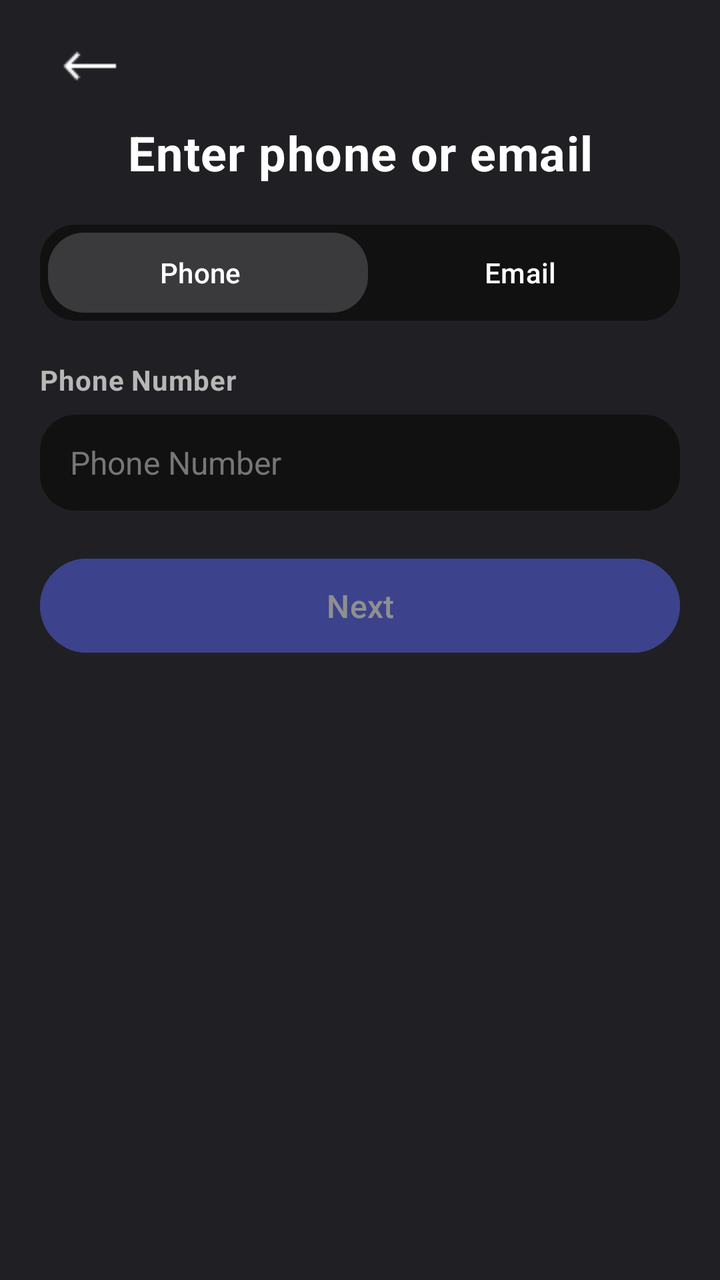
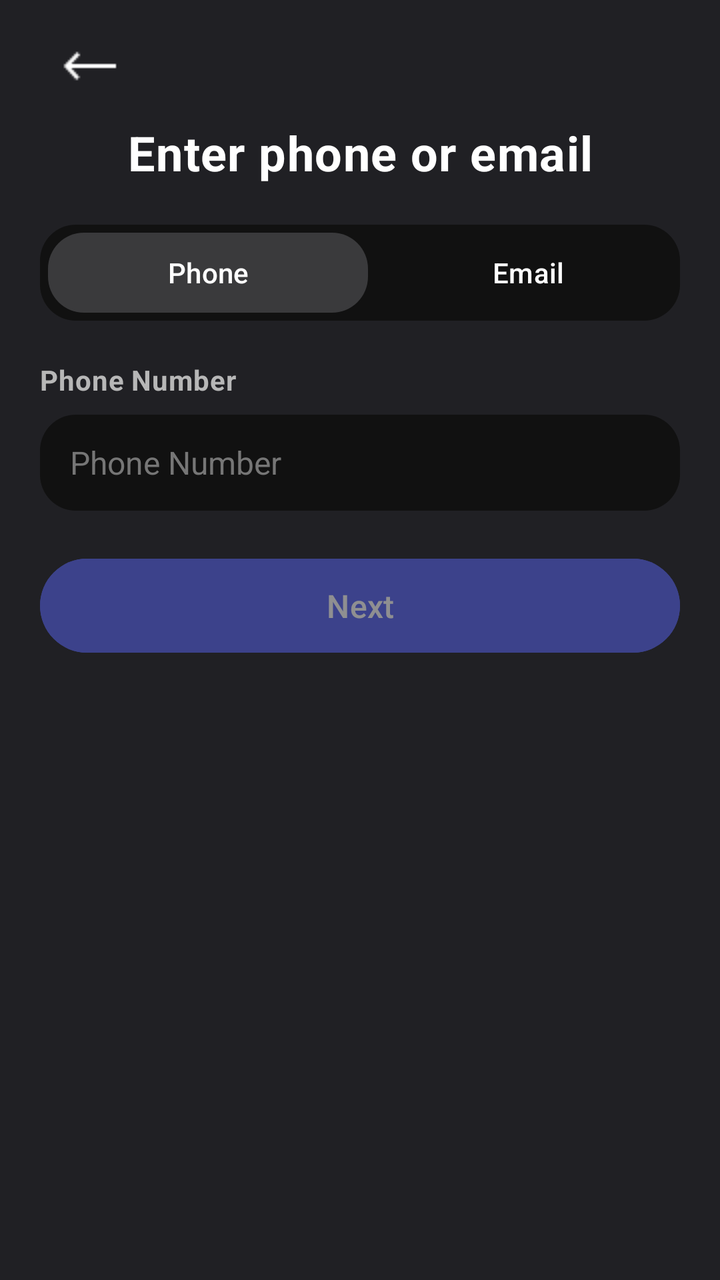

Two renders of the same Android screen: before a commit and after it. Below are the layout's source before the change and the commit's diff.
<!-- AndroidManifest.xml: application theme Theme.Doscord -->
<!-- res/layout/activity_register.xml -->
<?xml version="1.0" encoding="utf-8"?>
<androidx.constraintlayout.widget.ConstraintLayout xmlns:android="http://schemas.android.com/apk/res/android"
    xmlns:app="http://schemas.android.com/apk/res-auto"
    xmlns:tools="http://schemas.android.com/tools"
    android:id="@+id/main"
    android:layout_width="match_parent"
    android:layout_height="match_parent"
    android:background="@color/bgGray"
    tools:context=".activities.menu.RegisterActivity">

    <ImageButton
        android:id="@+id/regBackBtn"
        android:layout_width="48dp"
        android:layout_height="48dp"
        android:layout_marginStart="20dp"
        android:layout_marginTop="10dp"
        android:background="@android:color/transparent"
        android:contentDescription="@string/back"
        android:onClick="finish"
        app:layout_constraintStart_toStartOf="parent"
        app:layout_constraintTop_toTopOf="parent"
        app:srcCompat="@drawable/back" />

    <TextView
        android:id="@+id/regTitle"
        android:layout_width="wrap_content"
        android:layout_height="wrap_content"
        android:layout_marginTop="60dp"
        android:gravity="center"
        android:letterSpacing="0.02"
        android:text="@string/phoneOrMail"
        android:textColor="#FFFFFF"
        android:textSize="24sp"
        android:textStyle="bold"
        app:layout_constraintEnd_toEndOf="parent"
        app:layout_constraintStart_toStartOf="parent"
        app:layout_constraintTop_toTopOf="parent" />

    <FrameLayout
        android:id="@+id/regBar"
        android:layout_width="0dp"
        android:layout_height="48dp"
        android:layout_marginStart="20dp"
        android:layout_marginTop="20dp"
        android:layout_marginEnd="20dp"
        android:background="@drawable/input_background"
        android:clipChildren="false"
        android:clipToPadding="false"
        app:layout_constraintEnd_toEndOf="parent"
        app:layout_constraintStart_toStartOf="parent"
        app:layout_constraintTop_toBottomOf="@+id/regTitle">

        <View
            android:id="@+id/regSelector"
            android:layout_width="160dp"
            android:layout_height="match_parent"
            android:layout_gravity="start"
            android:layout_margin="4dp"
            android:background="@drawable/bg_gray_rounded" />

        <LinearLayout
            android:id="@+id/regBtnContainer"
            android:layout_width="match_parent"
            android:layout_height="match_parent"
            android:orientation="horizontal">

            <Button
                android:id="@+id/regPhoneBtn"
                android:layout_width="0dp"
                android:layout_height="match_parent"
                android:layout_weight="1"
                android:background="@android:color/transparent"
                android:gravity="center"
                android:text="@string/phone"
                android:textAllCaps="false"
                android:textColor="#FFFFFF" />

            <Button
                android:id="@+id/regEmailBtn"
                android:layout_width="0dp"
                android:layout_height="match_parent"
                android:layout_weight="1"
                android:background="@android:color/transparent"
                android:gravity="center"
                android:text="@string/email"
                android:textAllCaps="false"
                android:textColor="#FFFFFF" />

        </LinearLayout>
    </FrameLayout>

    <TextView
        android:id="@+id/regLabel"
        android:layout_width="200dp"
        android:layout_height="22dp"
        android:layout_marginStart="20dp"
        android:layout_marginTop="20dp"
        android:letterSpacing="0.02"
        android:text="@string/phone_number"
        android:textColor="#B7B7B7"
        android:textStyle="bold"
        app:layout_constraintStart_toStartOf="parent"
        app:layout_constraintTop_toBottomOf="@+id/regBar" />

    <EditText
        android:id="@+id/regIdentifierInput"
        android:layout_width="0dp"
        android:layout_height="48dp"
        android:layout_marginStart="20dp"
        android:layout_marginTop="5dp"
        android:layout_marginEnd="20dp"
        android:background="@drawable/input_background"
        android:ems="10"
        android:hint="@string/phone_number"
        android:inputType="phone"
        android:paddingLeft="15dp"
        android:paddingRight="15dp"
        android:textColor="#FFFFFF"
        android:textColorHint="#767676"
        android:textSize="16sp"
        app:layout_constraintEnd_toEndOf="parent"
        app:layout_constraintHorizontal_bias="1.0"
        app:layout_constraintStart_toStartOf="parent"
        app:layout_constraintTop_toBottomOf="@+id/regLabel"
        tools:ignore="TextFields" />

    <FrameLayout
        android:id="@+id/regNextContainer"
        android:layout_width="0dp"
        android:layout_height="55dp"
        android:layout_marginHorizontal="20dp"
        android:layout_marginStart="20dp"
        android:layout_marginTop="20dp"
        android:layout_marginEnd="20dp"
        app:layout_constraintEnd_toEndOf="parent"
        app:layout_constraintStart_toStartOf="parent"
        app:layout_constraintTop_toBottomOf="@+id/regIdentifierInput">

        <Button
            android:id="@+id/regNextBtn"
            android:layout_width="match_parent"
            android:layout_height="match_parent"
            android:alpha="0.5"
            android:backgroundTint="#5865f2"
            android:enabled="false"
            android:onClick="openRegDisplayActivity"
            android:text="@string/next"
            android:textAllCaps="false"
            android:textColor="@color/white"
            android:textSize="16sp" />

        <LinearLayout
            android:id="@+id/loadingDots"
            android:layout_width="wrap_content"
            android:layout_height="wrap_content"
            android:layout_gravity="center"
            android:visibility="gone">

            <View
                android:id="@+id/dot1"
                android:layout_width="8dp"
                android:layout_height="8dp"
                android:layout_margin="4dp"
                android:background="@drawable/dot_shape" />

            <View
                android:id="@+id/dot2"
                android:layout_width="8dp"
                android:layout_height="8dp"
                android:layout_margin="4dp"
                android:background="@drawable/dot_shape" />

            <View
                android:id="@+id/dot3"
                android:layout_width="8dp"
                android:layout_height="8dp"
                android:layout_margin="4dp"
                android:background="@drawable/dot_shape" />
        </LinearLayout>
    </FrameLayout>

    <TextView
        android:id="@+id/regWarning"
        android:layout_width="369dp"
        android:layout_height="wrap_content"
        android:layout_marginStart="20dp"
        android:layout_marginTop="7dp"
        android:layout_marginEnd="20dp"
        android:letterSpacing="0.02"
        android:text="Unable to register using phone number. Please register with an e-mail address."
        android:textColor="#D37070"
        android:textSize="12sp"
        android:textStyle="bold"
        android:visibility="invisible"
        app:layout_constraintEnd_toEndOf="parent"
        app:layout_constraintStart_toStartOf="parent"
        app:layout_constraintTop_toBottomOf="@+id/regNextContainer" />

</androidx.constraintlayout.widget.ConstraintLayout>
<!-- resources referenced by this layout -->
<resources>
  <color name="bgGray">#202024</color>
  <color name="white">#FFFFFFFF</color>
  <!-- drawable back: png bitmap (drawable, 256 bytes) -->
  <!-- drawable bg_gray_rounded (drawable) -->
  <?xml version="1.0" encoding="utf-8"?>
  <shape xmlns:android="http://schemas.android.com/apk/res/android">
      <solid android:color="#3A3A3C"/> 
  
      <corners android:radius="18dp"/>
  </shape>
  <!-- drawable dot_shape (drawable) -->
  <?xml version="1.0" encoding="utf-8"?>
  <shape xmlns:android="http://schemas.android.com/apk/res/android"
      android:shape="oval">
      <solid android:color="#fff" />
      <size android:width="8dp" android:height="8dp" />
  </shape>
  <!-- drawable input_background (drawable) -->
  <?xml version="1.0" encoding="utf-8"?>
  <shape xmlns:android="http://schemas.android.com/apk/res/android"
      android:shape="rectangle">
  
      
      <solid android:color="#111111" />
  
      
      <corners android:radius="18dp" />
  
  </shape>
  <string name="back">Back</string>
  <string name="email">Email</string>
  <string name="next">Next</string>
  <string name="phone">Phone</string>
  <string name="phoneOrMail">Enter phone or email</string>
  <string name="phone_number">Phone Number</string>
  <style name="Theme.Doscord" parent="Base.Theme.Doscord" />
  <style name="Base.Theme.Doscord" parent="Theme.Material3.DayNight.NoActionBar">
          
          
      </style>
</resources>

<!-- the commit's change to res/layout/activity_register.xml (unified diff, before → after) -->
@@ -8,6 +8,23 @@
     android:background="@color/bgGray"
     tools:context=".activities.menu.RegisterActivity">
 
+    <TextView
+        android:id="@+id/regServerWarning"
+        android:layout_width="0dp"
+        android:layout_height="wrap_content"
+        android:layout_marginStart="20dp"
+        android:layout_marginTop="7dp"
+        android:layout_marginEnd="20dp"
+        android:letterSpacing="0.02"
+        android:text="@string/server_error_check_your_network_connection_and_try_again"
+        android:textColor="@color/red"
+        android:textSize="12sp"
+        android:textStyle="bold"
+        android:visibility="gone"
+        app:layout_constraintEnd_toEndOf="parent"
+        app:layout_constraintStart_toStartOf="parent"
+        app:layout_constraintTop_toBottomOf="@id/regWarning" />
+
     <ImageButton
         android:id="@+id/regBackBtn"
         android:layout_width="48dp"
@@ -60,12 +77,14 @@
 
         <LinearLayout
             android:id="@+id/regBtnContainer"
+            style="?android:attr/buttonBarStyle"
             android:layout_width="match_parent"
             android:layout_height="match_parent"
             android:orientation="horizontal">
 
             <Button
                 android:id="@+id/regPhoneBtn"
+                style="?android:attr/buttonBarButtonStyle"
                 android:layout_width="0dp"
                 android:layout_height="match_parent"
                 android:layout_weight="1"
@@ -77,6 +96,7 @@
 
             <Button
                 android:id="@+id/regEmailBtn"
+                style="?android:attr/buttonBarButtonStyle"
                 android:layout_width="0dp"
                 android:layout_height="match_parent"
                 android:layout_weight="1"
@@ -109,6 +129,7 @@
         android:layout_marginStart="20dp"
         android:layout_marginTop="5dp"
         android:layout_marginEnd="20dp"
+        android:autofillHints="email, phone_number"
         android:background="@drawable/input_background"
         android:ems="10"
         android:hint="@string/phone_number"
@@ -119,7 +140,6 @@
         android:textColorHint="#767676"
         android:textSize="16sp"
         app:layout_constraintEnd_toEndOf="parent"
-        app:layout_constraintHorizontal_bias="1.0"
         app:layout_constraintStart_toStartOf="parent"
         app:layout_constraintTop_toBottomOf="@+id/regLabel"
         tools:ignore="TextFields" />
@@ -191,9 +211,9 @@
         android:textColor="#D37070"
         android:textSize="12sp"
         android:textStyle="bold"
-        android:visibility="invisible"
-        app:layout_constraintEnd_toEndOf="parent"
-        app:layout_constraintStart_toStartOf="parent"
-        app:layout_constraintTop_toBottomOf="@+id/regNextContainer" />
+        android:visibility="gone"
+        app:layout_constraintEnd_toEndOf="parent"
+        app:layout_constraintStart_toStartOf="parent"
+        app:layout_constraintTop_toBottomOf="@id/regNextContainer" />
 
 </androidx.constraintlayout.widget.ConstraintLayout>
<!-- resource entries referenced after the edit -->
@@ -1,6 +1,7 @@
 <!-- resources referenced by this layout -->
 <resources>
   <color name="bgGray">#202024</color>
+  <color name="red">#FA777B</color>
   <color name="white">#FFFFFFFF</color>
   <!-- drawable back: png bitmap (drawable, 256 bytes) -->
   <!-- drawable bg_gray_rounded (drawable) -->
@@ -35,10 +36,21 @@
   <string name="phone">Phone</string>
   <string name="phoneOrMail">Enter phone or email</string>
   <string name="phone_number">Phone Number</string>
+  <string name="server_error_check_your_network_connection_and_try_again">Server Error! Check your network connection and try again.</string>
   <style name="Theme.Doscord" parent="Base.Theme.Doscord" />
   <style name="Base.Theme.Doscord" parent="Theme.Material3.DayNight.NoActionBar">
           
           
+          <item name="colorOnSurface">#FFFFFF</item>
+          <item name="android:textColorPrimary">#FFFFFF</item>
+          <item name="android:datePickerDialogTheme">@style/MyDatePickerStyle</item>
       </style>
+  <style name="MyDatePickerStyle" parent="Theme.AppCompat.Light.Dialog">
+          <item name="colorAccent">@color/purple_500</item>
+          <item name="android:windowBackground">@android:color/black</item>
+          <item name="android:textColorPrimary">@android:color/white</item>
+          <item name="android:textColorSecondary">@android:color/darker_gray</item>
+      </style>
+  <color name="purple_500">#6200EE</color>
 </resources>
 
